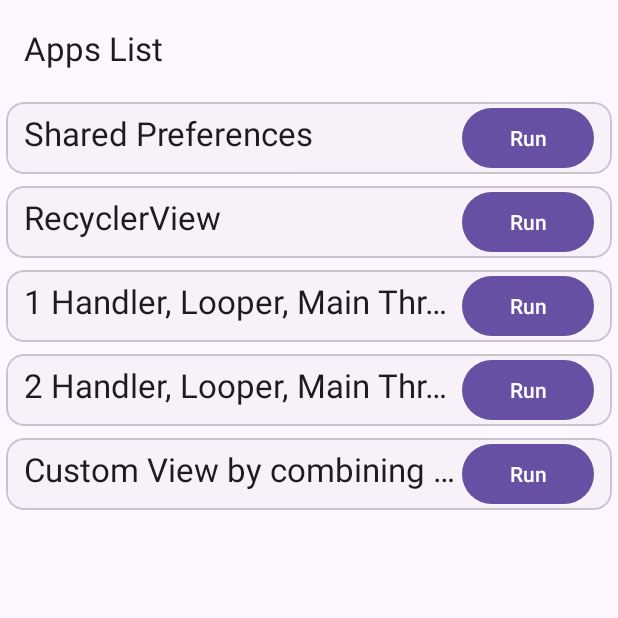
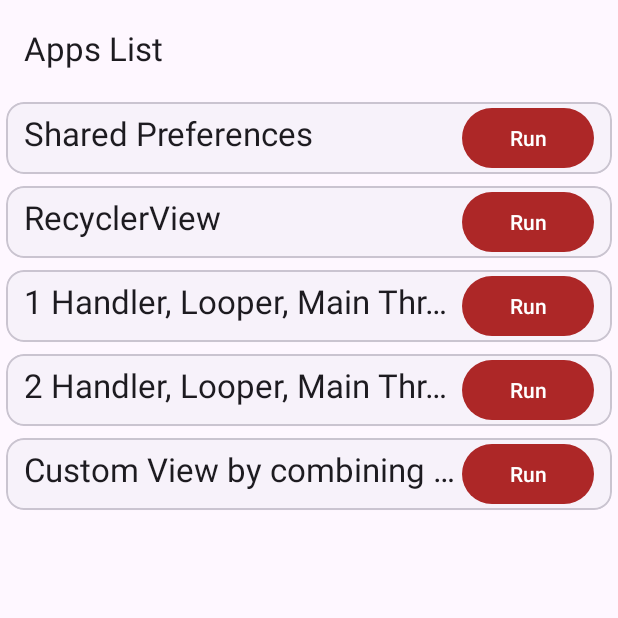
Before and after one commit to pherasymchuk/Andrushchenko-Apps, an Android app: the screen it shows after launch (MainActivity), on a phone screen of 412 x 824 dp, the top half of it. Run offline under Robolectric (Android 15) with nearby library versions, the phone set to English and light mode, and no system bars; our stand-ins replace navigation-ui; libraries missing offline, so code that uses them is left out: com.github.javafaker; 2 statements that could not run were skipped.

Commit message:
theme: update primary color

```diff
--- a/app/src/main/res/values/themes.xml
+++ b/app/src/main/res/values/themes.xml
@@ -1,6 +1,7 @@
 <resources>
     <!-- Base application theme. -->
     <style name="Base.Theme.AndruschenkoApps" parent="Theme.Material3.DayNight.NoActionBar">
+        <item name="colorPrimary">#AD2727</item>
         <item name="android:navigationBarColor">@android:color/transparent</item>
         <item name="android:statusBarColor">@android:color/transparent</item>
         <item name="android:windowLightStatusBar">?attr/isLightTheme</item>
@@ -12,11 +13,7 @@
         <item name="materialButtonStyle">@style/HandlerLooperButtonStyle</item>
     </style>
 
-    <style name="Theme.CustomViews.Base" parent="Theme.Material3.DayNight.NoActionBar">
-        <item name="colorPrimary">#CD5C1F</item>
-        <item name="android:navigationBarColor">@android:color/transparent</item>
-        <item name="android:statusBarColor">@android:color/transparent</item>
-        <item name="android:windowLightStatusBar">?attr/isLightTheme</item>
+    <style name="Theme.CustomViews.Base" parent="Base.Theme.AndruschenkoApps">
         <item name="bottomButtonsStyle">@style/CustomViewsButtonsStyle</item>
     </style>
 </resources>
```
